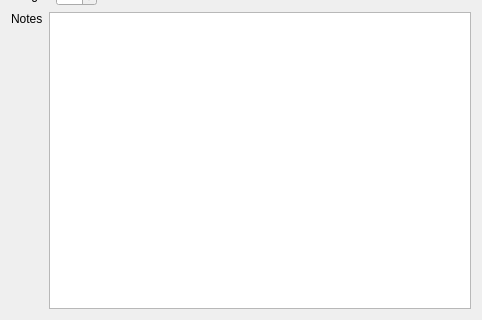
Sautenko-Andrey/BodyduilderDiary, file BodybuilderDiary/editcustomer.ui: the form before one commit; both pictures show x 0 to 482 and y 168 to 488 of the 482 by 488 pixel window.
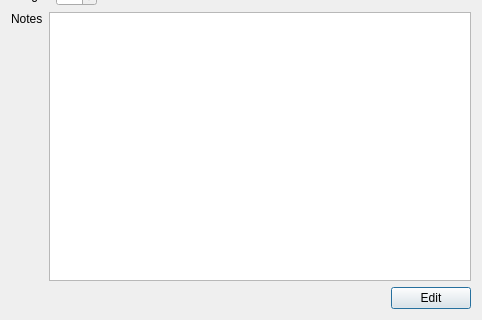
The form after the commit.

Commit message: finished <edit user> tool. works pretty good.

What changed in the file:
```diff
--- a/BodybuilderDiary/editcustomer.ui
+++ b/BodybuilderDiary/editcustomer.ui
@@ -13,7 +13,7 @@
   <property name="windowTitle">
    <string>Dialog</string>
   </property>
-  <layout class="QHBoxLayout" name="horizontalLayout_9">
+  <layout class="QHBoxLayout" name="horizontalLayout_10">
    <item>
     <layout class="QVBoxLayout" name="verticalLayout_2">
      <item>
@@ -194,6 +194,33 @@
        </item>
       </layout>
      </item>
+     <item>
+      <layout class="QHBoxLayout" name="horizontalLayout_9">
+       <item>
+        <spacer name="horizontalSpacer_5">
+         <property name="orientation">
+          <enum>Qt::Horizontal</enum>
+         </property>
+         <property name="sizeHint" stdset="0">
+          <size>
+           <width>358</width>
+           <height>20</height>
+          </size>
+         </property>
+        </spacer>
+       </item>
+       <item>
+        <widget class="QPushButton" name="editButton">
+         <property name="text">
+          <string>Edit</string>
+         </property>
+         <property name="shortcut">
+          <string>Ctrl+Return</string>
+         </property>
+        </widget>
+       </item>
+      </layout>
+     </item>
     </layout>
    </item>
   </layout>
```
The commit also changes 9 other files.
